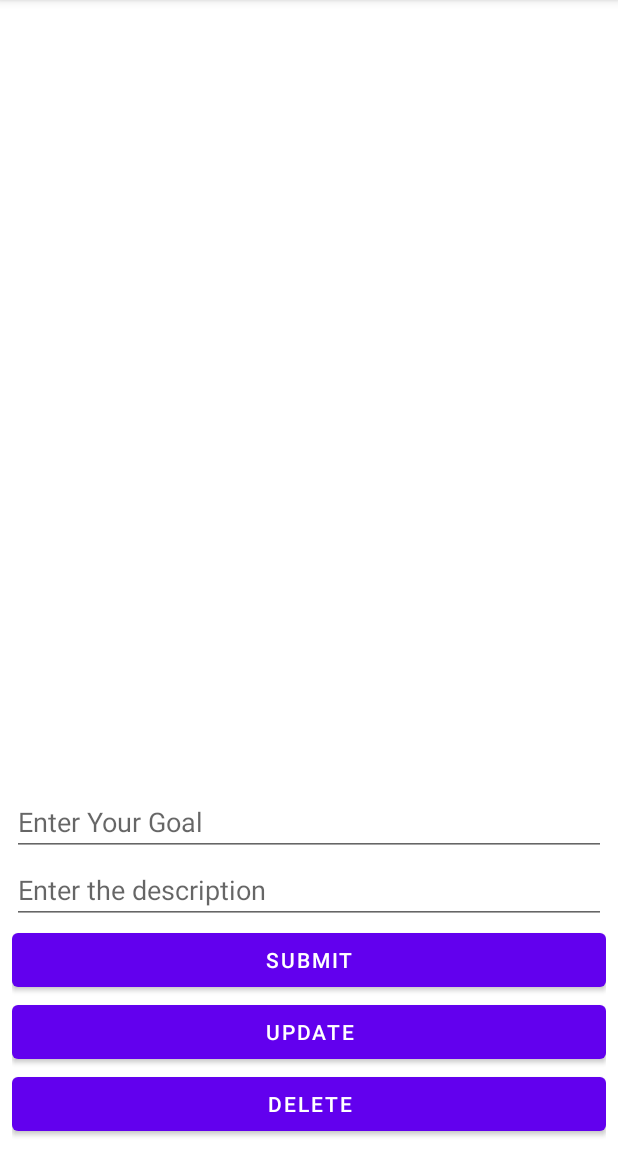
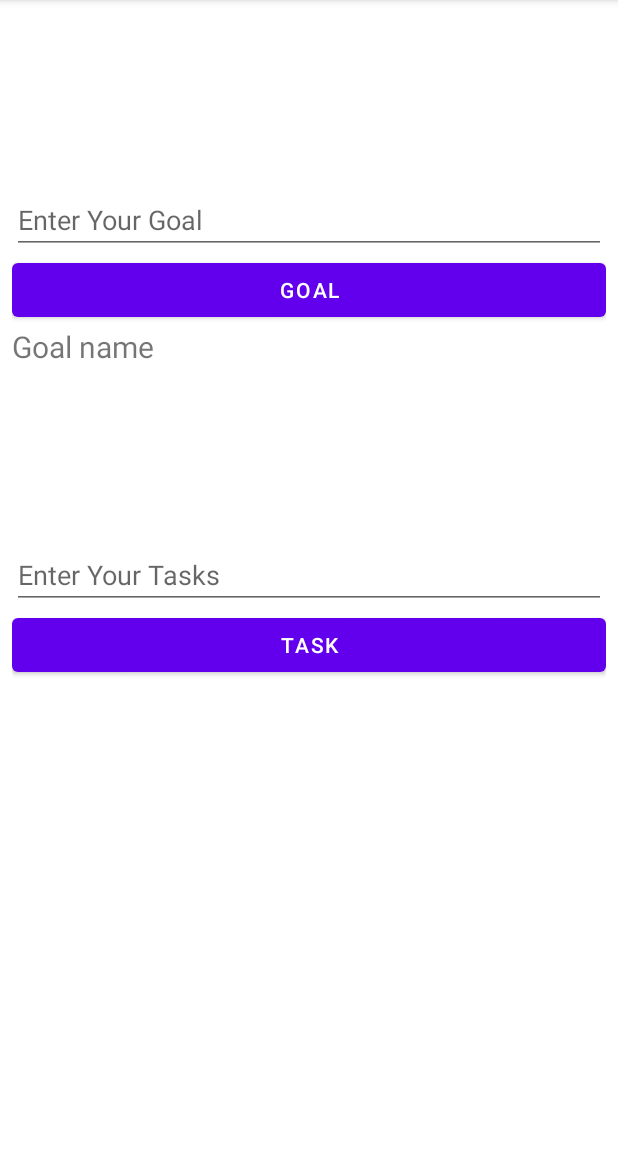
Before and after one commit to zoozi515/Timer-App, an Android app: the MainActivity screen opened directly, with no data from a screen before it, on a phone screen of 412 x 824 dp, the part 84-1236 px from its top. Run offline under Robolectric (Android 15) with nearby library versions, the phone set to English and light mode, and no system bars; our stand-ins replace Room's generated code.

Commit message:
fixed goal task

```diff
--- a/app/src/main/java/com/example/w7_d5_timerapp_db/MainActivity.kt
+++ b/app/src/main/java/com/example/w7_d5_timerapp_db/MainActivity.kt
@@ -2,66 +2,84 @@ package com.example.w7_d5_timerapp_db
 
 import androidx.appcompat.app.AppCompatActivity
 import android.os.Bundle
+import android.util.Log
 import android.widget.Button
 import android.widget.EditText
 import androidx.lifecycle.ViewModelProvider
 import androidx.recyclerview.widget.LinearLayoutManager
 import androidx.recyclerview.widget.RecyclerView
 import com.example.w7_d5_timerapp_db.adapters.GoalAdapter
+import com.example.w7_d5_timerapp_db.adapters.TaskAdapter
+import com.example.w7_d5_timerapp_db.database.Goal
+import com.example.w7_d5_timerapp_db.databinding.ActivityMainBinding
 
 class MainActivity : AppCompatActivity() {
-
-    private lateinit var rvNotes: RecyclerView
-    private lateinit var goalsAdapter: GoalAdapter
-
-    private lateinit var goalEditText: EditText
-    private lateinit var descriptionEditText: EditText
-    private lateinit var submitBtn: Button
-    private lateinit var deleteBtn: Button
-    private lateinit var updateBtn: Button
-
     lateinit var mainViewModel: MainViewModel
+    lateinit var taskViewModel: MainViewModel
+    private  var selectedGoal: Goal? = null
 
     override fun onCreate(savedInstanceState: Bundle?) {
         super.onCreate(savedInstanceState)
         setContentView(R.layout.activity_main)
+        initializeBinding()
+        initializeRecycler()
 
         mainViewModel = ViewModelProvider(this).get(MainViewModel::class.java)
-        mainViewModel.getGoals().observe(this, {
-                goals -> goalsAdapter.updateRecycleView(goals)
-        })
+        mainViewModel.getGoals().observe(this, {goals -> adapterGoal.updateRecycleView(goals)})
 
-        goalEditText = findViewById(R.id.goalEditText)
-        descriptionEditText = findViewById(R.id.descriptionEditText)
+        taskViewModel = ViewModelProvider(this).get(MainViewModel::class.java)
 
-        submitBtn = findViewById(R.id.saveButton)
-        submitBtn.setOnClickListener {
-            mainViewModel.addGoal(goalEditText.text.toString(),descriptionEditText.text.toString(),"no icon", "uncompleted","00:00:00")
-            clearSetting()
+        binding.addGoal.setOnClickListener {
+            Log.d("TAG MAIN", "ADD GOAL BUTTON PRESSED")
+            mainViewModel.addGoal(binding.etGoal.text.toString(),"","", "uncompleted","00:00:00")
+            binding.etGoal.text.clear()
+            binding.etGoal.clearFocus()
         }
 
-        updateBtn = findViewById(R.id.updateButton)
-        updateBtn.setOnClickListener {
-            mainViewModel.editGoal(2,goalEditText.text.toString(),descriptionEditText.text.toString(),"icon", "completed","3:00:00")
-            clearSetting()
+        binding.addTask.setOnClickListener {
+            Log.d("TAG MAIN", "ADD TASK BUTTON PRESSED")
+            if (selectedGoal != null){
+                taskViewModel.addTask(0,binding.etTask.text.toString(), "uncompleted","00:00:00", selectedGoal!!.g_id)
+            }
+            else {
+                Log.d("TAG MAIN", "ADD TASK BUTTON --> NO SELECTED GOAL")
+            }
+            binding.etTask.text.clear()
+            binding.etTask.clearFocus()
         }
 
-        deleteBtn = findViewById(R.id.deleteButton)
-        deleteBtn.setOnClickListener {
-            mainViewModel.deleteGoal(4)
-            clearSetting()
-        }
-
-        rvNotes = findViewById(R.id.recyclerView)
-        goalsAdapter = GoalAdapter(this)
-        rvNotes.adapter = goalsAdapter
-        rvNotes.layoutManager = LinearLayoutManager(this)
     }
 
-    fun clearSetting(){
-        goalEditText.text.clear()
-        goalEditText.clearFocus()
-        descriptionEditText.text.clear()
-        descriptionEditText.clearFocus()
+    fun updateSelectedGoal(newGoal: Goal){
+        selectedGoal = newGoal
+        binding.tvGoal.text = newGoal.g_title
+        getTasks(selectedGoal!!.g_id)
     }
+
+    fun getTasks(goalId:Int){
+        taskViewModel.getTasks(goalId).observe(this, { tasks -> adapterTask.updateRecycleView(tasks) })
+    }
+
+    private lateinit var binding: ActivityMainBinding
+    private fun initializeBinding() {
+        binding = ActivityMainBinding.inflate(layoutInflater)
+        setContentView(binding.root)
+        Log.d("TAG MAIN", "Binding INITIALIZED")
+    }
+
+    private lateinit var adapterGoal: GoalAdapter
+    private lateinit var adapterTask: TaskAdapter
+    private fun initializeRecycler() {
+        adapterGoal = GoalAdapter(this)
+        binding.rvGoal.adapter = adapterGoal
+        binding.rvGoal.layoutManager = LinearLayoutManager(this)
+
+        adapterTask = TaskAdapter()
+        binding.rvTask.adapter = adapterTask
+        binding.rvTask.layoutManager = LinearLayoutManager(this)
+
+        Log.d("TAG MAIN", "RV INITIALIZED")
+    }
+
+
 }
--- a/app/src/main/java/com/example/w7_d5_timerapp_db/MainViewModel.kt
+++ b/app/src/main/java/com/example/w7_d5_timerapp_db/MainViewModel.kt
@@ -1,6 +1,7 @@
 package com.example.w7_d5_timerapp_db
 
 import android.app.Application
+import android.util.Log
 import androidx.lifecycle.AndroidViewModel
 import androidx.lifecycle.LiveData
 import com.example.w7_d5_timerapp_db.database.Goal
@@ -14,20 +15,20 @@ import kotlinx.coroutines.launch
 class MainViewModel(application: Application): AndroidViewModel(application) {
         private val repository: TimerRepository
         private val goals: LiveData<List<Goal>>
-        private val tasks: LiveData<List<Task>>
 
         init {
             val timerDao = TimerDatabase.getDatabase(application).timerDao()
             repository = TimerRepository(timerDao)
             goals = repository.getGoals
-            tasks = repository.getTasks
         }
 
         fun getGoals(): LiveData<List<Goal>> {
+            Log.d("TAG VIEW MODEL", "GET GOAL FUNCTION")
             return goals
         }
 
         fun addGoal(goalTitle: String, goalDescription : String, goalIcon: String, goalState: String, g_time : String){
+            Log.d("TAG VIEW MODEL", "ADD GOAL FUNCTION")
             CoroutineScope(Dispatchers.IO).launch {
                 repository.addGoal(Goal(0,goalTitle, goalDescription, goalIcon, goalState, g_time)) //no need to specify the id bcz it's auto
             }
@@ -45,11 +46,12 @@ class MainViewModel(application: Application): AndroidViewModel(application) {
             }
         }
 
-        fun getTasks(): LiveData<List<Task>> { //todo add parameter
-            return tasks
-        }
+    fun getTasks(goalID: Int): LiveData<List<Task>> { //todo add parameter
+        return repository.getTasks_fromGoal(goalID)
+    }
 
         fun addTask(taskID: Int, taskTitle: String, taskState: String, taskTime : String, goalID: Int){
+            Log.d("TAG VIEW MODEL", "ADD TASK FUNCTION")
             CoroutineScope(Dispatchers.IO).launch {
                 repository.addTask(Task(0,taskTitle, taskState, taskTime, goalID)) //no need to specify the id bcz it's auto
             }
--- a/app/src/main/java/com/example/w7_d5_timerapp_db/adapters/GoalAdapter.kt
+++ b/app/src/main/java/com/example/w7_d5_timerapp_db/adapters/GoalAdapter.kt
@@ -1,6 +1,7 @@
 package com.example.w7_d5_timerapp_db.adapters
 
 import android.graphics.Color
+import android.util.Log
 import android.view.LayoutInflater
 import android.view.ViewGroup
 import androidx.recyclerview.widget.RecyclerView
@@ -8,9 +9,9 @@ import com.example.w7_d5_timerapp_db.MainActivity
 import com.example.w7_d5_timerapp_db.database.Goal
 import com.example.w7_d5_timerapp_db.databinding.GoalRowBinding
 
-class GoalAdapter(private val activity: MainActivity):
+class GoalAdapter(val activity: MainActivity):
     RecyclerView.Adapter<GoalAdapter.ItemViewHolder>() {
-    private var goals = emptyList<Goal>()
+    var goals = emptyList<Goal>()
 
     class ItemViewHolder(val binding: GoalRowBinding): RecyclerView.ViewHolder(binding.root)
 
@@ -22,28 +23,21 @@ class GoalAdapter(private val activity: MainActivity):
 
     override fun onBindViewHolder(holder: GoalAdapter.ItemViewHolder, position: Int) {
         val goal = goals[position]
-
         holder.binding.apply {
-            goalTextView.text = goal.g_title +" "+ goal.g_description +" "+  goal.g_icon +" "+  goal.g_state +" "+  goal.g_time //name of the entity column
-            if (position % 2 == 0) {
-                holderLinearLayout.setBackgroundColor(Color.GRAY)
+            goalTextView.text = goal.g_title //name of the entity column
+            Log.d("TAG RV", "tv text is: ${goalTextView.text}")
+            llGoalRV.setOnClickListener {
+                activity.updateSelectedGoal(goal)
             }
-            //todo write delete and update
-            /*
-            delete.setOnClickListener {
-                activity.mainViewModel.deleteGoal(goal.g_id)
-            }
-            ibDeleteNote.setOnClickListener {
-                activity.mainViewModel.deleteNote(note.id)
-            }*/
         }
     }
 
     override fun getItemCount() = goals.size
 
     fun updateRecycleView(new_goals: List<Goal>) {
+        Log.d("TAG RV", "UPDATING RV")
+        Log.d("TAG RV", "NEW RV: \n${new_goals.toString()}")
         this.goals = new_goals
-        notifyDataSetChanged()
+        this.notifyDataSetChanged()
     }
-    // goals = items
 }
--- a/app/src/main/java/com/example/w7_d5_timerapp_db/database/TimerDao.kt
+++ b/app/src/main/java/com/example/w7_d5_timerapp_db/database/TimerDao.kt
@@ -6,6 +6,7 @@ import androidx.room.*
 @Dao
 interface TimerDao {
 
+    //get all goals
     @Query("SELECT * FROM GoalsTable ORDER BY g_id ASC")
     fun getGoals(): LiveData<List<Goal>>
 
@@ -18,13 +19,15 @@ interface TimerDao {
     @Delete
     suspend fun deleteGoal(goal: Goal)
 
+    //we dont really want this
+//    @Transaction  //what is this
+//    @Query("SELECT * FROM TasksTable ORDER BY t_id ASC")
+//    fun getTasks(): LiveData<List<Task>>
+
+    //todo need fixing
     @Transaction
-    @Query("SELECT * FROM TasksTable ORDER BY t_id ASC")
-    fun getTasks(): LiveData<List<Task>>
-
-    //@Transaction
-    //@Query("SELECT * FROM TasksTable WHERE g_id = IN ORDER BY t_id ASC")
-    //fun getTasks(goal : Goal): LiveData<List<Task>>
+    @Query("SELECT * FROM TasksTable WHERE goal_id=:goal ORDER BY t_id ASC")
+    fun getTasks(goal: Int): LiveData<List<Task>>
 
     //@Transaction
     //@Query("SELECT * FROM GoalsTable WHERE g_id = :goal_id ORDER BY g_id ASC")
--- a/app/src/main/java/com/example/w7_d5_timerapp_db/database/TimerDatabase.kt
+++ b/app/src/main/java/com/example/w7_d5_timerapp_db/database/TimerDatabase.kt
@@ -5,7 +5,7 @@ import androidx.room.Database
 import androidx.room.Room
 import androidx.room.RoomDatabase
 
-@Database(entities = [Goal::class, Task::class], version = 1, exportSchema = false)
+@Database(entities = [Goal::class, Task::class], version = 2, exportSchema = false)
 abstract class TimerDatabase: RoomDatabase() {
 
     abstract fun timerDao(): TimerDao
--- a/app/src/main/java/com/example/w7_d5_timerapp_db/database/TimerRepository.kt
+++ b/app/src/main/java/com/example/w7_d5_timerapp_db/database/TimerRepository.kt
@@ -6,29 +6,34 @@ class TimerRepository(private val timerDao: TimerDao) {
 
     val getGoals: LiveData<List<Goal>> = timerDao.getGoals()
 
-    suspend fun addGoal(goal: Goal){
+    suspend fun addGoal(goal: Goal) {
         timerDao.addGoal(goal)
     }
 
-    suspend fun updateGoal(goal: Goal){
+    suspend fun updateGoal(goal: Goal) {
         timerDao.updateGoal(goal)
     }
 
-    suspend fun deleteGoal(goal : Goal){
+    suspend fun deleteGoal(goal: Goal) {
         timerDao.deleteGoal(goal)
     }
 
-    val getTasks: LiveData<List<Task>> = timerDao.getTasks()
+    //val getTasks: LiveData<List<Task>> = timerDao.getTasks(goal.g_id)
+     fun getTasks_fromGoal(goalID: Int): LiveData<List<Task>> {
+        val getTasks: LiveData<List<Task>> = timerDao.getTasks(goalID)
+        return getTasks
+    }
 
-    suspend fun addTask(task: Task){
+    suspend fun addTask(task: Task) {
         timerDao.addTask(task)
     }
 
-    suspend fun updateTask(task: Task){
+    suspend fun updateTask(task: Task) {
         timerDao.updateTask(task)
     }
 
-    suspend fun deleteTask(task : Task){
+    suspend fun deleteTask(task: Task) {
         timerDao.deleteTask(task)
     }
 }
+//todo update after DAO
--- a/app/src/main/res/layout/activity_main.xml
+++ b/app/src/main/res/layout/activity_main.xml
@@ -7,65 +7,74 @@
     android:layout_height="match_parent"
     tools:context=".MainActivity">
 
-    <androidx.recyclerview.widget.RecyclerView
-        android:id="@+id/recyclerView"
-        android:layout_width="match_parent"
-        android:layout_height="0dp"
-        android:layout_margin="8dp"
-        app:layout_constraintEnd_toEndOf="parent"
-        app:layout_constraintHorizontal_bias="0.0"
-        app:layout_constraintStart_toStartOf="parent"
-        app:layout_constraintTop_toTopOf="parent"
-        app:layout_constraintBottom_toTopOf="@+id/linearLayout"/>
-
     <LinearLayout
-        android:id="@+id/linearLayout"
+        android:id="@+id/ll"
         android:layout_width="match_parent"
         android:layout_height="wrap_content"
+        android:layout_margin="8dp"
+        android:layout_marginStart="8dp"
+        android:layout_marginTop="136dp"
+        android:layout_marginEnd="8dp"
         android:orientation="vertical"
-        android:layout_margin="8dp"
-        app:layout_constraintBottom_toBottomOf="parent"
+        app:layout_constraintEnd_toEndOf="parent"
         app:layout_constraintStart_toStartOf="parent"
-        app:layout_constraintTop_toBottomOf="@+id/recyclerView"
-        app:layout_constraintTop_toTopOf="parent"
-        app:layout_constraintVertical_bias="1.0">
+        app:layout_constraintTop_toTopOf="parent">
+
+        <androidx.recyclerview.widget.RecyclerView
+            android:id="@+id/rvGoal"
+            android:layout_width="match_parent"
+            android:layout_height="100dp"
+            android:layout_margin="8dp" />
 
         <EditText
-            android:id="@+id/goalEditText"
+            android:id="@+id/etGoal"
             android:layout_width="match_parent"
             android:layout_height="wrap_content"
-            android:layout_weight="2"
+            android:layout_weight="0"
             android:ems="10"
-            android:inputType="textPersonName"
-            android:hint="Enter Your Goal" />
+            android:hint="Enter Your Goal"
+            android:inputType="textPersonName" />
+
+        <Button
+            android:id="@+id/addGoal"
+            android:layout_width="match_parent"
+            android:layout_height="wrap_content"
+            android:layout_weight="0"
+            android:text="Goal" />
+
+        <TextView
+            android:id="@+id/tvGoal"
+            android:layout_width="match_parent"
+            android:layout_height="wrap_content"
+            android:textSize="20dp"
+            android:text="Goal name" />
+
+        <androidx.recyclerview.widget.RecyclerView
+            android:id="@+id/rvTask"
+            android:layout_width="match_parent"
+            android:layout_height="100dp"
+            android:layout_margin="8dp">
+
+        </androidx.recyclerview.widget.RecyclerView>
 
         <EditText
-            android:id="@+id/descriptionEditText"
+            android:id="@+id/etTask"
             android:layout_width="match_parent"
             android:layout_height="wrap_content"
-            android:layout_weight="2"
+            android:layout_weight="0"
             android:ems="10"
-            android:inputType="textPersonName"
-            android:hint="Enter the description" />
+            android:hint="Enter Your Tasks"
+            android:inputType="textPersonName" />
 
         <Button
-            android:id="@+id/saveButton"
+            android:id="@+id/addTask"
             android:layout_width="match_parent"
             android:layout_height="wrap_content"
-            android:layout_weight="1"
-            android:text="Submit" />
-        <Button
-            android:id="@+id/updateButton"
-            android:layout_width="match_parent"
-            android:layout_height="wrap_content"
-            android:layout_weight="1"
-            android:text="Update" />
-        <Button
-            android:id="@+id/deleteButton"
-            android:layout_width="match_parent"
-            android:layout_height="wrap_content"
-            android:layout_weight="1"
-            android:text="Delete" />
+            android:layout_weight="0"
+            android:text="Task" />
+
+
+
     </LinearLayout>
 
 </androidx.constraintlayout.widget.ConstraintLayout>
--- a/app/src/main/res/layout/goal_row.xml
+++ b/app/src/main/res/layout/goal_row.xml
@@ -6,7 +6,7 @@
     android:layout_width="match_parent"
     android:layout_height="wrap_content"
     android:layout_margin="8dp"
-    android:id="@+id/holderLinearLayout">
+    android:id="@+id/llGoalRV">
 
     <TextView
         android:id="@+id/goalTextView"
--- a/app/src/main/res/layout/task_row.xml
+++ b/app/src/main/res/layout/task_row.xml
@@ -6,7 +6,7 @@
     android:layout_width="match_parent"
     android:layout_height="wrap_content"
     android:layout_margin="8dp"
-    android:id="@+id/holderLinearLayout">
+    android:id="@+id/llGoalRV">
 
     <TextView
         android:id="@+id/taskTextView"
```
Also changed, not shown: app/src/main/java/com/example/w7_d5_timerapp_db/MainTask.kt (deleted, +0 -62 lines), app/src/main/java/com/example/w7_d5_timerapp_db/adapters/TaskAdapter.kt (+3 -10 lines).
